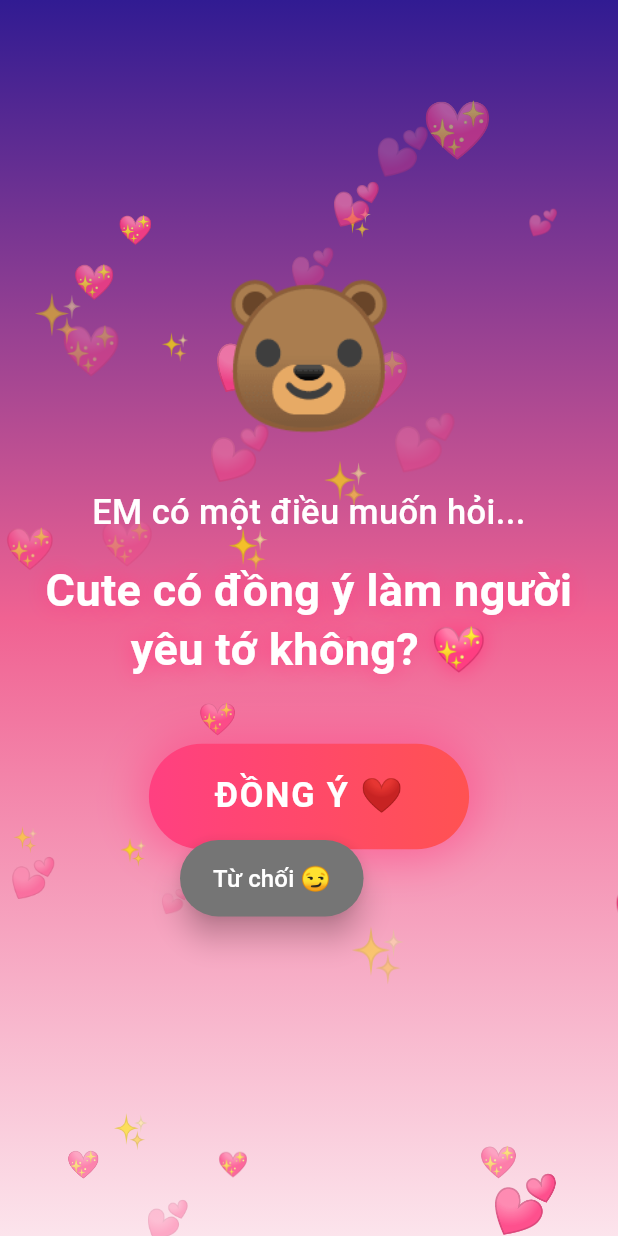
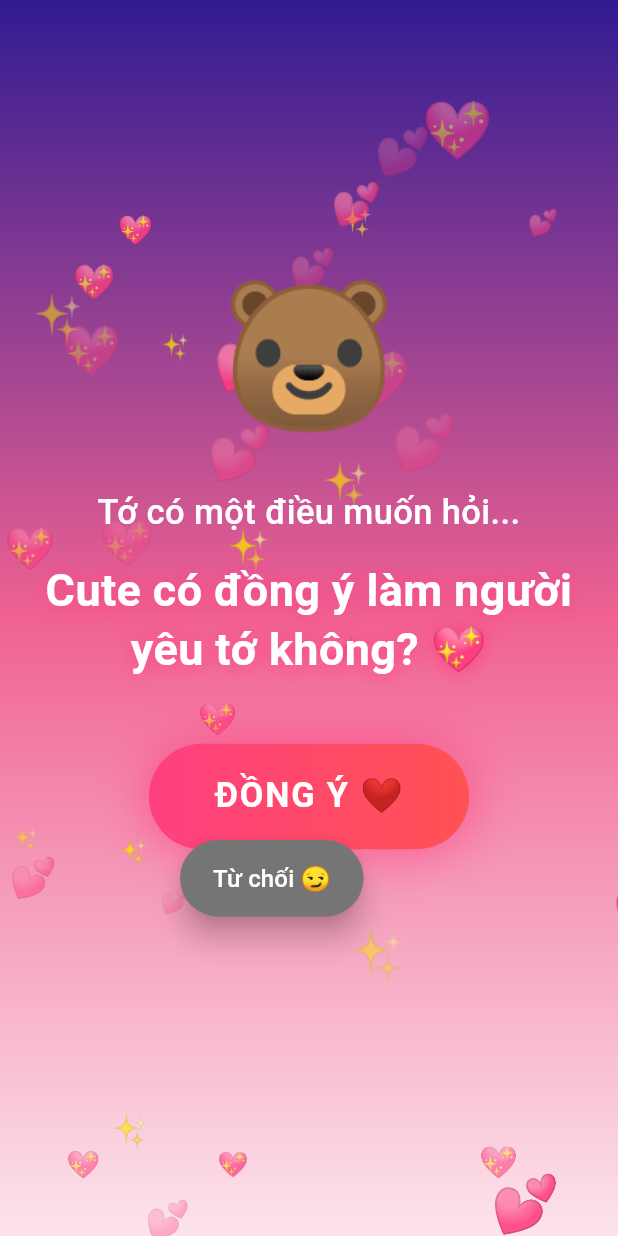
Before and after one commit to NhuDinhCan/Haihuoc, a Flutter app: the screen it shows after launch, on a phone screen of 412 x 824 dp. Run offline on Flutter 3.47's test engine with Material 3 defaults, Android fonts, the phone set to English and light mode, and no system bars.

Commit message:
change name

```diff
--- a/lib/main.dart
+++ b/lib/main.dart
@@ -169,7 +169,7 @@ class _LovePageState extends State<LovePage> with TickerProviderStateMixin {
           ),
           const SizedBox(height: 20),
           const Text(
-            "EM có một điều muốn hỏi...",
+            "Tớ có một điều muốn hỏi...",
             textAlign: TextAlign.center,
             style: TextStyle(
               fontSize: 23,
```
